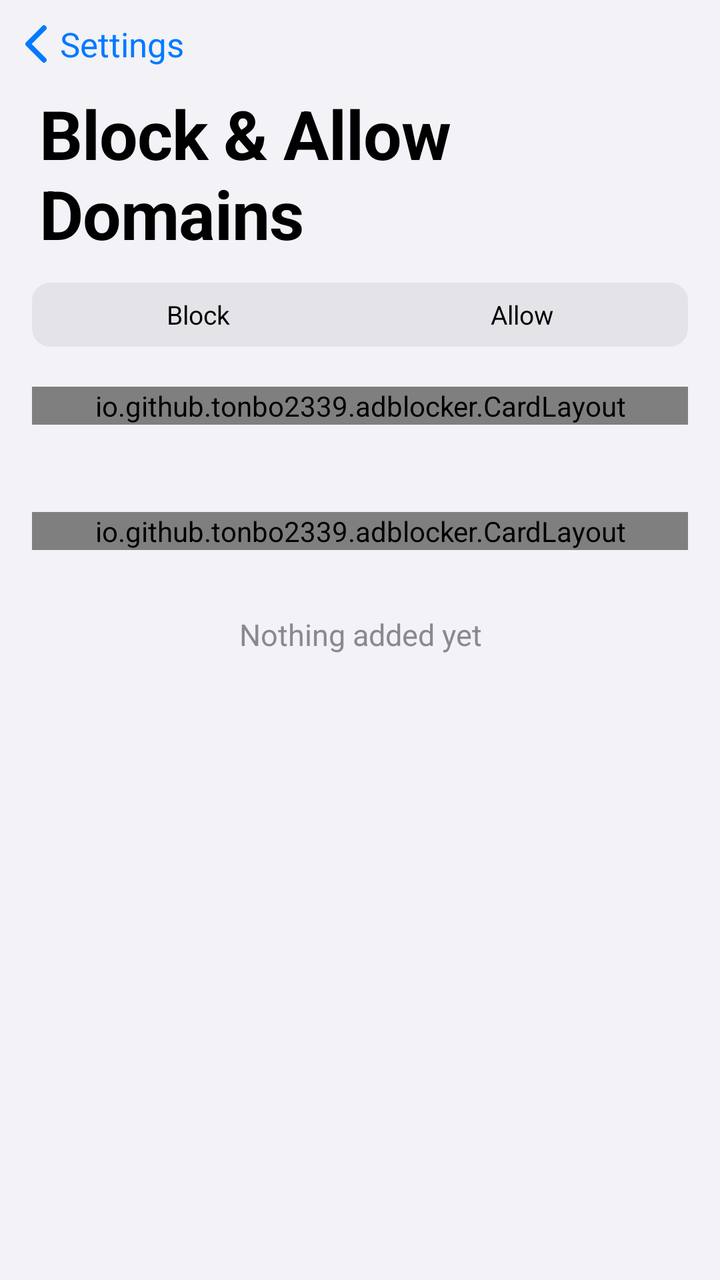
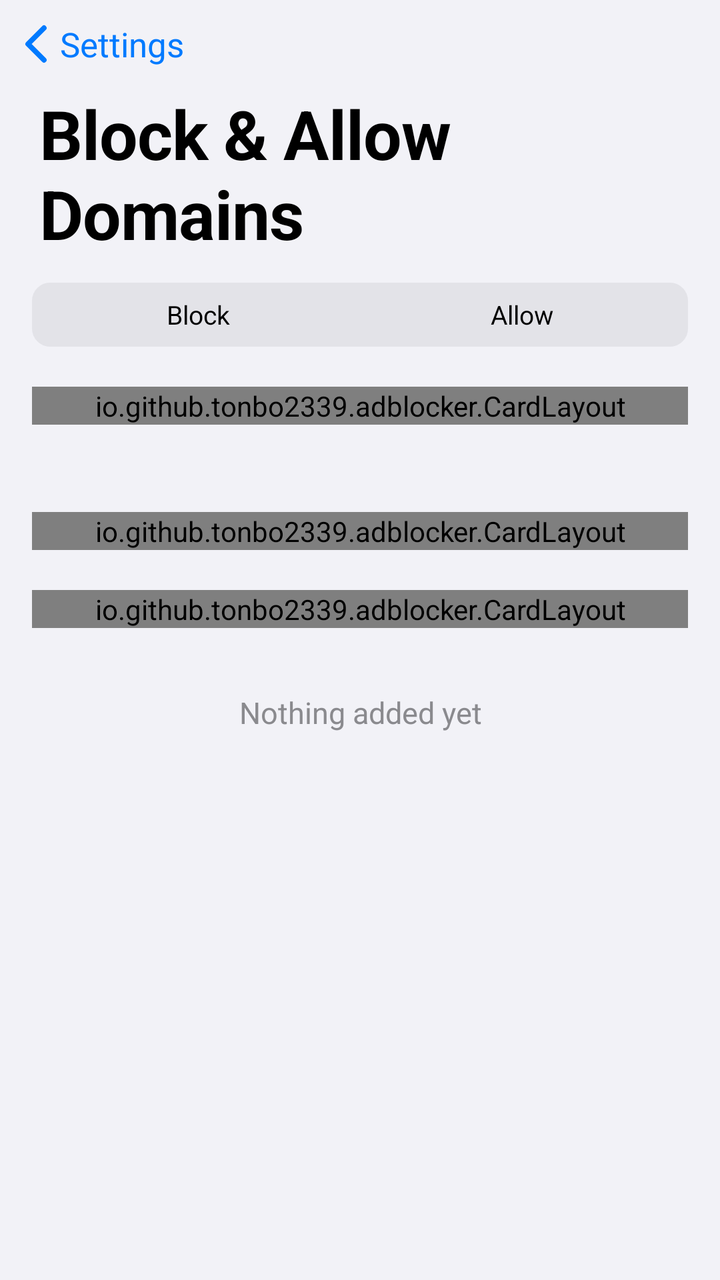

Screens rendered from an Android XML layout before and after an edit, with the pre-edit source and the edit as a unified diff.
<!-- AndroidManifest.xml: application theme Theme.AdBlocker -->
<!-- res/layout/activity_rules.xml -->
<?xml version="1.0" encoding="utf-8"?>
<LinearLayout xmlns:android="http://schemas.android.com/apk/res/android"
    xmlns:tools="http://schemas.android.com/tools"
    android:id="@+id/root"
    android:layout_width="match_parent"
    android:layout_height="match_parent"
    android:orientation="vertical">

    <LinearLayout
        android:id="@+id/backButton"
        style="@style/BackButton"
        tools:ignore="UseCompoundDrawables">

        <ImageView
            android:layout_width="12dp"
            android:layout_height="20dp"
            android:importantForAccessibility="no"
            android:src="@drawable/ic_back" />

        <TextView
            android:layout_width="wrap_content"
            android:layout_height="wrap_content"
            android:layout_marginStart="6dp"
            android:text="@string/title_settings"
            android:textColor="@color/accent_blue"
            android:textSize="17sp" />
    </LinearLayout>

    <ScrollView
        android:layout_width="match_parent"
        android:layout_height="0dp"
        android:layout_weight="1"
        android:clipToPadding="false">

        <LinearLayout
            android:layout_width="match_parent"
            android:layout_height="wrap_content"
            android:orientation="vertical"
            android:paddingHorizontal="16dp"
            android:paddingBottom="40dp">

            <TextView
                style="@style/LargeTitle"
                android:layout_width="wrap_content"
                android:layout_height="wrap_content"
                android:layout_marginStart="4dp"
                android:text="@string/title_rules" />

            <LinearLayout
                android:layout_width="match_parent"
                android:layout_height="32dp"
                android:layout_marginTop="12dp"
                android:background="@drawable/bg_segment"
                android:orientation="horizontal"
                android:padding="2dp">

                <TextView
                    android:id="@+id/segmentBlock"
                    style="@style/SegmentItem"
                    android:text="@string/rules_block" />

                <TextView
                    android:id="@+id/segmentAllow"
                    style="@style/SegmentItem"
                    android:text="@string/rules_allow" />
            </LinearLayout>

            <io.github.tonbo2339.adblocker.CardLayout
                style="@style/Card"
                android:layout_marginTop="20dp">

                <LinearLayout
                    android:id="@+id/addRow"
                    style="@style/Row.Clickable">

                    <TextView
                        style="@style/RowTitle"
                        android:text="@string/rule_add"
                        android:textColor="@color/accent_blue" />
                </LinearLayout>

                <View style="@style/Separator" />

                <LinearLayout
                    android:id="@+id/checkRow"
                    style="@style/Row.Clickable">

                    <TextView
                        style="@style/RowTitle"
                        android:text="@string/diag_row"
                        android:textColor="@color/accent_blue" />
                </LinearLayout>
            </io.github.tonbo2339.adblocker.CardLayout>

            <TextView
                android:id="@+id/rulesFooter"
                style="@style/SectionFooter"
                android:layout_width="match_parent"
                android:layout_height="wrap_content" />

            <io.github.tonbo2339.adblocker.CardLayout
                android:id="@+id/rulesCard"
                style="@style/Card"
                android:layout_marginTop="20dp" />

            <TextView
                android:id="@+id/emptyText"
                android:layout_width="match_parent"
                android:layout_height="wrap_content"
                android:layout_marginTop="32dp"
                android:gravity="center"
                android:text="@string/rules_empty"
                android:textColor="@color/label_secondary"
                android:textSize="15sp" />
        </LinearLayout>
    </ScrollView>
</LinearLayout>
<!-- resources referenced by this layout -->
<resources>
  <color name="accent_blue">#007AFF</color>
  <color name="label_secondary">#8A8A8E</color>
  <!-- drawable bg_segment (drawable) -->
  <?xml version="1.0" encoding="utf-8"?>
  <shape xmlns:android="http://schemas.android.com/apk/res/android" android:shape="rectangle">
      <solid android:color="@color/fill_search" />
      <corners android:radius="9dp" />
  </shape>
  <string name="diag_row">Check a Domain</string>
  <string name="rule_add">Add Domain</string>
  <string name="rules_allow">Allow</string>
  <string name="rules_block">Block</string>
  <string name="rules_empty">Nothing added yet</string>
  <string name="title_rules">Block &amp; Allow Domains</string>
  <string name="title_settings">Settings</string>
  <style name="Card">
          <item name="android:layout_width">match_parent</item>
          <item name="android:layout_height">wrap_content</item>
          <item name="android:background">@drawable/bg_card</item>
          <item name="android:orientation">vertical</item>
      </style>
  <style name="LargeTitle">
          <item name="android:textSize">34sp</item>
          <item name="android:textStyle">bold</item>
          <item name="android:textColor">@color/label</item>
          <item name="android:letterSpacing">-0.01</item>
      </style>
  <style name="Row.Clickable">
          <item name="android:background">@drawable/bg_row_pressed</item>
          <item name="android:clickable">true</item>
          <item name="android:focusable">true</item>
      </style>
  <style name="RowTitle">
          <item name="android:layout_width">0dp</item>
          <item name="android:layout_height">wrap_content</item>
          <item name="android:layout_weight">1</item>
          <item name="android:textSize">17sp</item>
          <item name="android:textColor">@color/label</item>
      </style>
  <style name="SectionFooter">
          <item name="android:textSize">13sp</item>
          <item name="android:textColor">@color/label_secondary</item>
          <item name="android:paddingHorizontal">16dp</item>
          <item name="android:paddingTop">6dp</item>
          <item name="android:lineSpacingExtra">2dp</item>
      </style>
  <style name="Separator">
          <item name="android:layout_width">match_parent</item>
          <item name="android:layout_height">0.5dp</item>
          <item name="android:layout_marginStart">16dp</item>
          <item name="android:background">@color/separator</item>
      </style>
  <color name="fill_search">#E3E3E8</color>
  <!-- drawable bg_card (drawable) -->
  <?xml version="1.0" encoding="utf-8"?>
  <shape xmlns:android="http://schemas.android.com/apk/res/android" android:shape="rectangle">
      <solid android:color="@color/bg_card" />
      <corners android:radius="12dp" />
  </shape>
  <color name="label">#000000</color>
  <!-- drawable bg_row_pressed (drawable) -->
  <?xml version="1.0" encoding="utf-8"?>
  <selector xmlns:android="http://schemas.android.com/apk/res/android"
      android:exitFadeDuration="@android:integer/config_shortAnimTime">
      <item android:state_pressed="true">
          <color android:color="@color/row_pressed" />
      </item>
      <item>
          <color android:color="@android:color/transparent" />
      </item>
  </selector>
  <color name="separator">#D1D1D6</color>
  <color name="accent_green">#34C759</color>
  <color name="bg_grouped">#F2F2F7</color>
  <color name="bg_card">#FFFFFF</color>
  <style name="ThemeOverlay.AdBlocker.Dialog" parent="ThemeOverlay.Material3.MaterialAlertDialog">
          <item name="backgroundTint">@color/bg_card</item>
          <item name="elevationOverlayEnabled">false</item>
          <item name="colorOnSurfaceVariant">@color/label</item>
          <item name="colorControlActivated">@color/accent_blue</item>
      </style>
  <color name="row_pressed">#D1D1D6</color>
  <color name="segment_selected">#FFFFFF</color>
  <!-- unchanged entries left out for length: 5 -->
</resources>

<!-- the commit's change to res/layout/activity_rules.xml (unified diff, before → after) -->
@@ -99,6 +99,33 @@
                 android:layout_height="wrap_content" />
 
             <io.github.tonbo2339.adblocker.CardLayout
+                style="@style/Card"
+                android:layout_marginTop="20dp">
+
+                <LinearLayout
+                    android:id="@+id/importRow"
+                    style="@style/Row.Clickable">
+
+                    <TextView
+                        style="@style/RowTitle"
+                        android:text="@string/rules_import"
+                        android:textColor="@color/accent_blue" />
+                </LinearLayout>
+
+                <View style="@style/Separator" />
+
+                <LinearLayout
+                    android:id="@+id/exportRow"
+                    style="@style/Row.Clickable">
+
+                    <TextView
+                        style="@style/RowTitle"
+                        android:text="@string/rules_export"
+                        android:textColor="@color/accent_blue" />
+                </LinearLayout>
+            </io.github.tonbo2339.adblocker.CardLayout>
+
+            <io.github.tonbo2339.adblocker.CardLayout
                 android:id="@+id/rulesCard"
                 style="@style/Card"
                 android:layout_marginTop="20dp" />
<!-- resource entries referenced after the edit -->
@@ -13,6 +13,8 @@
   <string name="rules_allow">Allow</string>
   <string name="rules_block">Block</string>
   <string name="rules_empty">Nothing added yet</string>
+  <string name="rules_export">Export Rules to File</string>
+  <string name="rules_import">Import Rules from File</string>
   <string name="title_rules">Block &amp; Allow Domains</string>
   <string name="title_settings">Settings</string>
   <style name="Card">
